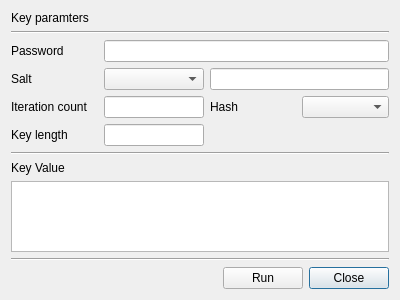
This is BerViewer/key_derive_dlg.ui in jykim74/BerEditor as Qt 5 draws it before an edit. The edited form follows.
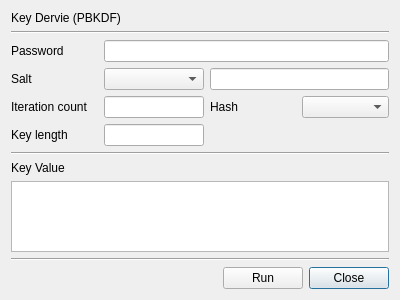
This is the edited form.

```diff
--- a/BerViewer/key_derive_dlg.ui
+++ b/BerViewer/key_derive_dlg.ui
@@ -119,7 +119,7 @@
    <item row="0" column="0" colspan="2">
     <widget class="QLabel" name="label">
      <property name="text">
-      <string>Key paramters</string>
+      <string>Key Dervie (PBKDF)</string>
      </property>
     </widget>
    </item>
```
